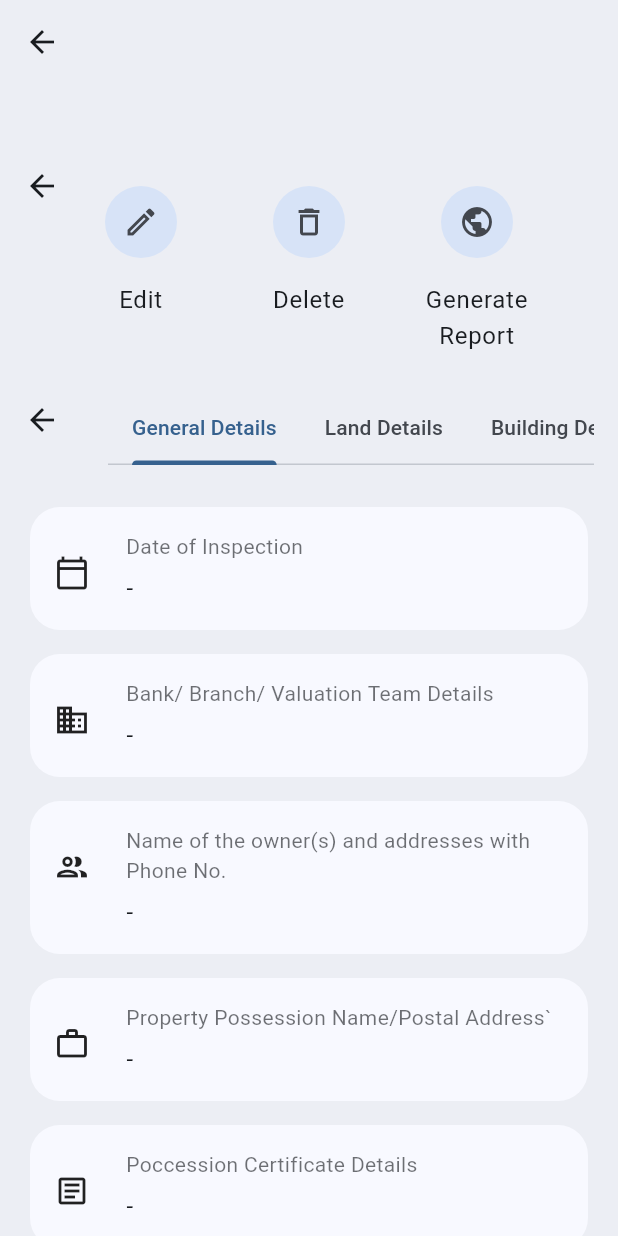
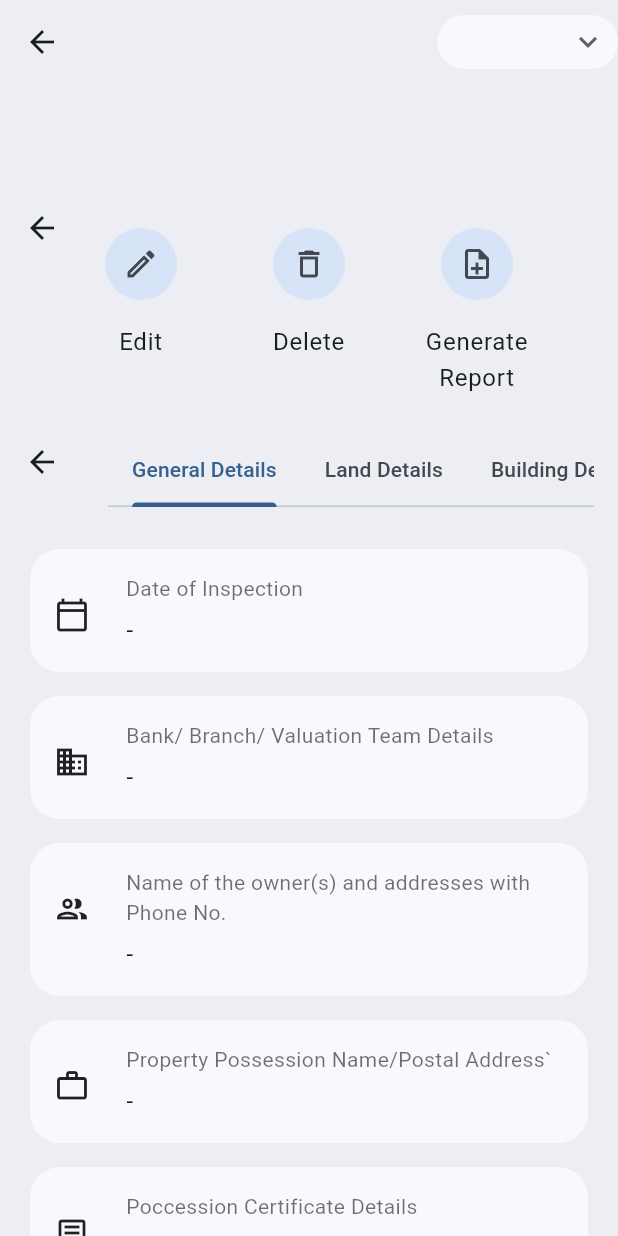
Before and after one commit to deninpaul/ValuatorX, a Flutter app: the ValuationDetails screen opened directly with empty values, on a phone screen of 412 x 824 dp. Run offline on Flutter 3.47's test engine with Material 3 defaults, Android fonts, the phone set to English and light mode, and no system bars; our stand-ins replace flutter_dotenv, flutter_map, geolocator, latlong2, shimmer, webview_flutter; missing offline and left inert: flutter_map_cache, flutter_map_marker_cluster, http_cache_hive_store, oauth2; accounts and stored records are empty.

Commit message:
feat: edit status + view tile tap navigates to its field

```diff
--- a/lib/main.dart
+++ b/lib/main.dart
@@ -41,9 +41,7 @@ class MyApp extends StatelessWidget {
           '/': (context) => const SplashScreen(),
           '/login': (context) => const LoginScreen(),
           '/home': (context) => const HomeScreen(),
-          '/land_rate/add': (context) => const LandRateForm(),
           '/land_rate/edit': (context) => const LandRateForm(editMode: true),
-          '/valuation/add': (context) => const ValuationForm(),
           '/valuation/edit': (context) => const ValuationForm(editMode: true),
         },
         debugShowCheckedModeBanner: false,
--- a/lib/modals/valuation.dart
+++ b/lib/modals/valuation.dart
@@ -4,7 +4,7 @@ class Valuation {
   final int id;
   final String reportName;
   final String dateOfInspection;
-  final String status;
+  String status;
   final String bankDetails;
   final String ownerDetails;
   final String propertyPossessionAddress;
@@ -174,8 +174,7 @@ class Valuation {
   static const String DATE_OF_INSPECTION = "Date of Inspection";
   static const String STATUS = "Status";
   static const String BANK_BRANCH_VALUATION_TEAM_DETAILS = "Bank/ Branch/ Valuation Team Details";
-  static const String NAME_OF_THE_OWNERS_AND_ADDRESSES_WITH_PHONE_NO =
-      "Name of the owner(s) and addresses with Phone No.";
+  static const String NAME_OF_THE_OWNERS_AND_ADDRESSES_WITH_PHONE_NO = "Name of the owner(s) and addresses with Phone No.";
   static const String PROPERTY_POSSESSION_NAMEPOSTAL_ADDRESS = "Property Possession Name/Postal Address`";
   static const String SURVEY_NO_RE_SY_NO_1 = "Survey No./ Re. Sy. No. - 1";
   static const String AREA_IN_ARE_1 = "Area (in Are) - 1";
@@ -206,8 +205,7 @@ class Valuation {
   static const String LATTITUDE = "Lattitude";
   static const String LONGITUDE = "Longitude";
   static const String TANDAPPERENCUMFRANCE_REF = "Tandapper/Encumfrance Ref.";
-  static const String LEVEL_OF_LAND_WITH_TOPOGRAPHICAL_CONDITIONS_SHAPE_OF_LAND =
-      "Level of land with topographical conditions/ Shape of land";
+  static const String LEVEL_OF_LAND_WITH_TOPOGRAPHICAL_CONDITIONS_SHAPE_OF_LAND = "Level of land with topographical conditions/ Shape of land";
   static const String HOUSE_NO_DOOR_NO = "House No./ Door No.";
   static const String PANCHAYATH = "Panchayath";
   static const String ELECTRICITY_CONSUMER_NO = "Electricity Consumer no.";
@@ -596,4 +594,10 @@ class Valuation {
     PHOTOS,
     REMARKS,
   ];
+
+  static const statusOptions = [
+    "In progress",
+    "Completed",
+    "Backlog",
+  ];
 }
--- a/lib/pages/common/field/area_field.dart
+++ b/lib/pages/common/field/area_field.dart
@@ -6,6 +6,7 @@ class AreaField extends StatelessWidget {
   final String name;
   final bool required;
   final bool enabled;
+  final String focusField;
   const AreaField({
     super.key,
     required this.name,
@@ -13,6 +14,7 @@ class AreaField extends StatelessWidget {
     this.icon,
     this.required = false,
     this.enabled = true,
+    this.focusField = ""
   });
 
   @override
@@ -27,6 +29,7 @@ class AreaField extends StatelessWidget {
             controller: controller,
             enabled: enabled,
             maxLines: 3,
+            autofocus: name == focusField,
             textInputAction: TextInputAction.newline,
             decoration: InputDecoration(labelText: name, alignLabelWithHint: true, border: const OutlineInputBorder()),
             validator: (value) => required && (value == null || value.isEmpty) ? 'Required' : null,
--- a/lib/pages/common/field/basic_field.dart
+++ b/lib/pages/common/field/basic_field.dart
@@ -6,6 +6,7 @@ class BasicField extends StatelessWidget {
   final String name;
   final bool required;
   final bool enabled;
+  final String focusField;
   final TextInputType type;
   const BasicField({
     super.key,
@@ -15,6 +16,7 @@ class BasicField extends StatelessWidget {
     this.type = TextInputType.text,
     this.required = false,
     this.enabled = true,
+    this.focusField = ""
   });
 
   @override
@@ -27,6 +29,7 @@ class BasicField extends StatelessWidget {
           child: TextFormField(
             controller: controller,
             enabled: enabled,
+            autofocus: name == focusField,
             textInputAction: TextInputAction.next,
             keyboardType: type,
             decoration: InputDecoration(labelText: name, border: const OutlineInputBorder()),
--- a/lib/pages/common/field/location_field.dart
+++ b/lib/pages/common/field/location_field.dart
@@ -8,7 +8,8 @@ import 'package:valuatorx/providers/location_provider.dart';
 class LocationField extends StatefulWidget {
   final TextEditingController latitudeController;
   final TextEditingController longitudeController;
-  const LocationField({super.key, required this.latitudeController, required this.longitudeController});
+  final String focusField;
+  const LocationField({super.key, required this.latitudeController, required this.longitudeController, this.focusField = ""});
 
   @override
   State<LocationField> createState() => _LocationFieldState();
@@ -91,6 +92,7 @@ class _LocationFieldState extends State<LocationField> {
                       focusNode: latitudeFocusNode,
                       onFieldSubmitted: _onLatitudeChanged,
                       textInputAction: TextInputAction.next,
+                      autofocus: "Latitude" == widget.focusField,
                       keyboardType: TextInputType.numberWithOptions(decimal: true, signed: true),
                       enabled: !provider.isLoading,
                       decoration: InputDecoration(labelText: 'Latitude', border: OutlineInputBorder()),
@@ -100,6 +102,7 @@ class _LocationFieldState extends State<LocationField> {
                     child: TextFormField(
                       controller: widget.longitudeController,
                       focusNode: longitudeFocusNode,
+                      autofocus: "Longitude" == widget.focusField,
                       onFieldSubmitted: _onLongitudeChanged,
                       textInputAction: TextInputAction.next,
                       keyboardType: TextInputType.numberWithOptions(decimal: true, signed: true),
--- /dev/null
+++ b/lib/pages/common/field/tag.dart
@@ -0,0 +1,84 @@
+import 'package:flutter/material.dart';
+import 'package:valuatorx/modals/valuation.dart';
+
+class Tag extends StatefulWidget {
+  final String text;
+  final bool isLoading;
+  final bool isEditable;
+  final Function(String) onStatusChange;
+
+  const Tag({super.key, required this.text, this.onStatusChange = _defaultOnStatusChange, this.isEditable = false, this.isLoading = false});
+  static _defaultOnStatusChange(String s) {}
+
+  @override
+  State<Tag> createState() => _TagState();
+}
+
+class _TagState extends State<Tag> {
+  static const statusOptions = Valuation.statusOptions;
+
+  @override
+  void initState() {
+    super.initState();
+  }
+
+  @override
+  Widget build(BuildContext context) {
+    final colorScheme = Theme.of(context).colorScheme;
+    final textTheme = Theme.of(context).textTheme;
+    Color tagColor() {
+      switch (widget.text) {
+        case "In progress":
+          return colorScheme.secondaryContainer;
+        case "Backlog":
+          return colorScheme.tertiaryContainer;
+        default:
+          return widget.isEditable ? colorScheme.surface : colorScheme.surfaceContainer;
+      }
+    }
+
+    return Container(
+      padding: const EdgeInsets.symmetric(horizontal: 8, vertical: 2),
+      decoration: BoxDecoration(borderRadius: BorderRadius.circular(28), color: tagColor()),
+      child: Row(
+        mainAxisSize: MainAxisSize.min,
+        children: [
+          if (widget.isEditable)
+            Padding(
+              padding: const EdgeInsets.symmetric(vertical: 4),
+              child:
+                  !widget.isLoading
+                      ? DropdownButtonHideUnderline(
+                        child: DropdownButton<String>(
+                          value: widget.text,
+                          dropdownColor: colorScheme.surface,
+                          style: textTheme.bodyMedium,
+                          icon: const Icon(Icons.expand_more),
+                          elevation: 0,
+                          padding: EdgeInsets.only(left: 8),
+                          isDense: true,
+                          onChanged: (newStatus) {
+                            if (newStatus != null && newStatus != widget.text) {
+                              widget.onStatusChange(newStatus);
+                            }
+                          },
+                          items:
+                              statusOptions.map((status) {
+                                return DropdownMenuItem<String>(value: status, child: Text(status));
+                              }).toList(),
+                        ),
+                      )
+                      : Container(
+                        width: 16,
+                        height: 16,
+                        margin: EdgeInsets.symmetric(horizontal: 50, vertical: 4),
+                        child: CircularProgressIndicator(strokeWidth: 3),
+                      ),
+            )
+          else
+            Padding(padding: const EdgeInsets.symmetric(horizontal: 4, vertical: 2), child: Text(widget.text, style: textTheme.bodyMedium)),
+        ],
+      ),
+    );
+  }
+}
--- a/lib/pages/common/view/view_tile.dart
+++ b/lib/pages/common/view/view_tile.dart
@@ -4,8 +4,12 @@ class ViewTile extends StatelessWidget {
   final String title;
   final String value;
   final IconData? icon;
+  final Function onPressed;
+  final int tabIndex;
 
-  const ViewTile({super.key, required this.title, required this.value, this.icon});
+  const ViewTile({super.key, required this.title, required this.value, this.icon, this.tabIndex = 0, this.onPressed = _defaultOnPressed});
+
+  static void _defaultOnPressed() {}
 
   @override
   Widget build(BuildContext context) {
@@ -14,15 +18,19 @@ class ViewTile extends StatelessWidget {
     final labelColor = colorScheme.onSurface.withAlpha(160);
     final valueFormated = value.trim().isEmpty ? "-" : value;
 
-    return Container(
+    return Material(
+      borderRadius: BorderRadius.circular(20),
+      clipBehavior: Clip.hardEdge,
+      child: InkWell(
+        onTap: () => onPressed(fieldName: title, fieldTab: tabIndex),
+        splashColor: colorScheme.surfaceContainerHigh,
+        highlightColor: colorScheme.surfaceContainerHigh,
+        child: Padding(
           padding: EdgeInsets.fromLTRB(16, 16, 24, 16),
-      decoration: BoxDecoration(color: colorScheme.surface, borderRadius: BorderRadius.circular(20)),
           child: Row(
             crossAxisAlignment: CrossAxisAlignment.start,
             children: [
-          icon != null
-              ? Padding(padding: const EdgeInsets.only(top: 16, right: 24), child: Icon(icon))
-              : SizedBox(width: 16),
+              icon != null ? Padding(padding: const EdgeInsets.only(top: 16, right: 24), child: Icon(icon)) : SizedBox(width: 16),
               Expanded(
                 child: Column(
                   crossAxisAlignment: CrossAxisAlignment.start,
@@ -30,12 +38,14 @@ class ViewTile extends StatelessWidget {
                   spacing: 6,
                   children: [
                     Text(title, style: textTheme.bodyMedium!.copyWith(color: labelColor)),
-                Text(valueFormated, style: textTheme.bodyLarge),
+                    SelectableText(valueFormated, style: textTheme.bodyLarge),
                   ],
                 ),
               ),
             ],
           ),
+        ),
+      ),
     );
   }
 }
--- a/lib/pages/valuation/valuation_details.dart
+++ b/lib/pages/valuation/valuation_details.dart
@@ -3,10 +3,12 @@ import 'package:provider/provider.dart';
 import 'package:valuatorx/modals/valuation.dart';
 import 'package:valuatorx/pages/common/button/action_button.dart';
 import 'package:valuatorx/pages/common/delete_dialog.dart';
+import 'package:valuatorx/pages/common/field/tag.dart';
 import 'package:valuatorx/pages/common/header/actions_header.dart';
 import 'package:valuatorx/pages/common/header/title_header.dart';
 import 'package:valuatorx/pages/common/view/table_view.dart';
 import 'package:valuatorx/pages/common/view/view_tile.dart';
+import 'package:valuatorx/pages/valuation/valuation_form.dart';
 import 'package:valuatorx/providers/valuation_provider.dart';
 
 class ValuationDetails extends StatefulWidget {
@@ -20,6 +22,7 @@ class ValuationDetails extends StatefulWidget {
 class _ValuationDetailsState extends State<ValuationDetails> with TickerProviderStateMixin {
   final List<String> tabs = ["General Details", "Land Details", "Building Details", "Notes", "Photo"];
   late TabController tabController;
+  final TextEditingController tagController = TextEditingController();
 
   @override
   void initState() {
@@ -38,9 +41,9 @@ class _ValuationDetailsState extends State<ValuationDetails> with TickerProvider
     final colorScheme = Theme.of(context).colorScheme;
     final provider = Provider.of<ValuationProvider>(context);
 
-    onEditAction() {
+    onEditAction({String fieldName = "", int fieldTab = 0}) {
       provider.setSelectedItem(widget.valuation.id);
-      Navigator.pushNamed(context, '/valuation/edit');
+      Navigator.push(context, MaterialPageRoute(builder: (context) => ValuationForm(editMode: true, focusField: fieldName, focusTabIndex: fieldTab,)));
     }
 
     onDeleteAction() async {
@@ -62,6 +65,11 @@ class _ValuationDetailsState extends State<ValuationDetails> with TickerProvider
       provider.setSelectedItem(-1);
     }
 
+    updateTagAction(String newStatus) async {
+      widget.valuation.status = newStatus;
+      await provider.updateValuation(context, widget.valuation);
+    }
+
     return PopScope(
       canPop: false,
       onPopInvokedWithResult: (didPop, result) => onBackAction(),
@@ -70,12 +78,19 @@ class _ValuationDetailsState extends State<ValuationDetails> with TickerProvider
         body: NestedScrollView(
           headerSliverBuilder:
               (context, innerBoxIsScrolled) => [
-                TitleHeader(title: widget.valuation.reportName, onBackPressed: onBackAction),
+                TitleHeader(
+                  title: widget.valuation.reportName,
+                  expandedHeight: 124,
+                  onBackPressed: onBackAction,
+                  actions: [
+                    Tag(text: widget.valuation.status, isEditable: true, onStatusChange: updateTagAction, isLoading: provider.isCreating),
+                  ],
+                ),
                 ActionsHeader(
                   actions: [
                     ActionButton(icon: Icons.edit_outlined, label: "Edit", onPressed: onEditAction),
                     ActionButton(icon: Icons.delete_outlined, label: "Delete", onPressed: onDeleteAction),
-                    ActionButton(icon: Icons.public_rounded, label: "Generate Report", onPressed: () {}),
+                    ActionButton(icon: Icons.note_add_outlined, label: "Generate Report", onPressed: () {}),
                   ],
                 ),
                 SliverAppBar(
@@ -92,13 +107,11 @@ class _ValuationDetailsState extends State<ValuationDetails> with TickerProvider
                   ),
                 ),
               ],
-          body: Padding(
-            padding: const EdgeInsets.symmetric(horizontal: 20),
-            child: TabBarView(
+          body: TabBarView(
             controller: tabController,
             children: [
               SingleChildScrollView(
-                  padding: EdgeInsets.symmetric(vertical: 24),
+                padding: EdgeInsets.symmetric(vertical: 24, horizontal: 20),
                 child: Column(
                   spacing: 16,
                   children: [
@@ -106,57 +119,77 @@ class _ValuationDetailsState extends State<ValuationDetails> with TickerProvider
                       title: Valuation.DATE_OF_INSPECTION,
                       value: widget.valuation.dateOfInspection,
                       icon: Icons.calendar_today_outlined,
+                      onPressed: onEditAction,
+                      tabIndex: 0,
                     ),
                     ViewTile(
                       title: Valuation.BANK_BRANCH_VALUATION_TEAM_DETAILS,
                       value: widget.valuation.bankDetails,
                       icon: Icons.business_outlined,
+                      onPressed: onEditAction,
+                      tabIndex: 0,
                     ),
                     ViewTile(
                       title: Valuation.NAME_OF_THE_OWNERS_AND_ADDRESSES_WITH_PHONE_NO,
                       value: widget.valuation.ownerDetails,
                       icon: Icons.group_outlined,
+                      onPressed: onEditAction,
+                      tabIndex: 0,
                     ),
                     ViewTile(
                       title: Valuation.PROPERTY_POSSESSION_NAMEPOSTAL_ADDRESS,
                       value: widget.valuation.propertyPossessionAddress,
                       icon: Icons.work_outline_outlined,
+                      onPressed: onEditAction,
+                      tabIndex: 0,
                     ),
                     ViewTile(
                       title: Valuation.POCCESSION_CERTIFICATE_DETAILS,
                       value: widget.valuation.possessionCertificateDetails,
                       icon: Icons.article_outlined,
+                      onPressed: onEditAction,
+                      tabIndex: 0,
                     ),
                     ViewTile(
                       title: Valuation.DEED_REG_SRO_NO_DATE,
                       value: widget.valuation.deedRegDetails,
                       icon: Icons.assignment_ind_outlined,
+                      onPressed: onEditAction,
+                      tabIndex: 0,
                     ),
                     ViewTile(
                       title: Valuation.LEGAL_REPORT_REFERENCE,
                       value: widget.valuation.legalReportReference,
                       icon: Icons.policy_outlined,
+                      onPressed: onEditAction,
+                      tabIndex: 0,
                     ),
                     ViewTile(
                       title: Valuation.BUILDING_APPROVAL_REFERENCE,
                       value: widget.valuation.buildingApprovalReference,
                       icon: Icons.verified_user_outlined,
+                      onPressed: onEditAction,
+                      tabIndex: 0,
                     ),
                     ViewTile(
                       title: Valuation.PROPERTY_TAX_CERTICATE_DETAILS,
                       value: widget.valuation.propertyTaxCertificateDetails,
                       icon: Icons.approval_outlined,
+                      onPressed: onEditAction,
+                      tabIndex: 0,
                     ),
                     ViewTile(
                       title: Valuation.BUILDING_TAX_CERTIFICATE_DETAILS,
                       value: widget.valuation.buildingTaxCertificateDetails,
                       icon: Icons.account_balance_outlined,
+                      onPressed: onEditAction,
+                      tabIndex: 0,
                     ),
                   ],
                 ),
               ),
               SingleChildScrollView(
-                  padding: EdgeInsets.symmetric(vertical: 24),
+                padding: EdgeInsets.symmetric(vertical: 24, horizontal: 20),
                 child: Column(
                   spacing: 16,
                   children: [
@@ -208,7 +241,6 @@ class _ValuationDetailsState extends State<ValuationDetails> with TickerProvider
           ),
         ),
       ),
-      ),
     );
   }
 }
--- a/lib/pages/valuation/valuation_screen.dart
+++ b/lib/pages/valuation/valuation_screen.dart
@@ -1,10 +1,11 @@
 import 'package:animations/animations.dart';
 import 'package:flutter/material.dart';
 import 'package:provider/provider.dart';
+import 'package:valuatorx/modals/valuation.dart';
 import 'package:valuatorx/pages/common/button/create_button.dart';
 import 'package:valuatorx/pages/common/expandable_list.dart';
 import 'package:valuatorx/pages/common/header/search_header.dart';
-import 'package:valuatorx/pages/common/info_tile.dart';
+import 'package:valuatorx/pages/common/view/info_tile.dart';
 import 'package:valuatorx/pages/common/summary_tile.dart';
 import 'package:valuatorx/pages/valuation/valuation_details.dart';
 import 'package:valuatorx/pages/valuation/valuation_form.dart';
@@ -41,7 +42,7 @@ class _ValuationsState extends State<Valuations> {
     final provider = Provider.of<ValuationProvider>(context);
     final isHomePage = provider.selectedItem == -1;
     final total = provider.valuations.length.toString().padLeft(2, '0');;
-    final inProgress = provider.valuations.where((r) => r.status == "In Progress").length.toString().padLeft(2, '0');;
+    final inProgress = provider.valuations.where((r) => r.status == Valuation.statusOptions[0]).length.toString().padLeft(2, '0');;
 
     viewValuation(int id) {
       provider.setSelectedItem(id);
```
Also changed, not shown: lib/pages/common/field/dropdown_field.dart (+11 -1 lines), lib/pages/common/header/title_header.dart (+4 -7 lines), lib/pages/common/summary_tile.dart (+2 -8 lines), lib/pages/land_rate/land_rate_details.dart (+17 -10 lines), lib/pages/land_rate/land_rate_form.dart (+8 -1 lines), lib/pages/valuation/valuation_form.dart (+15 -2 lines), lib/pages/common/view/info_tile.dart (renamed from lib/pages/common/info_tile.dart). Lines whose indentation alone changed are shown as unchanged.
